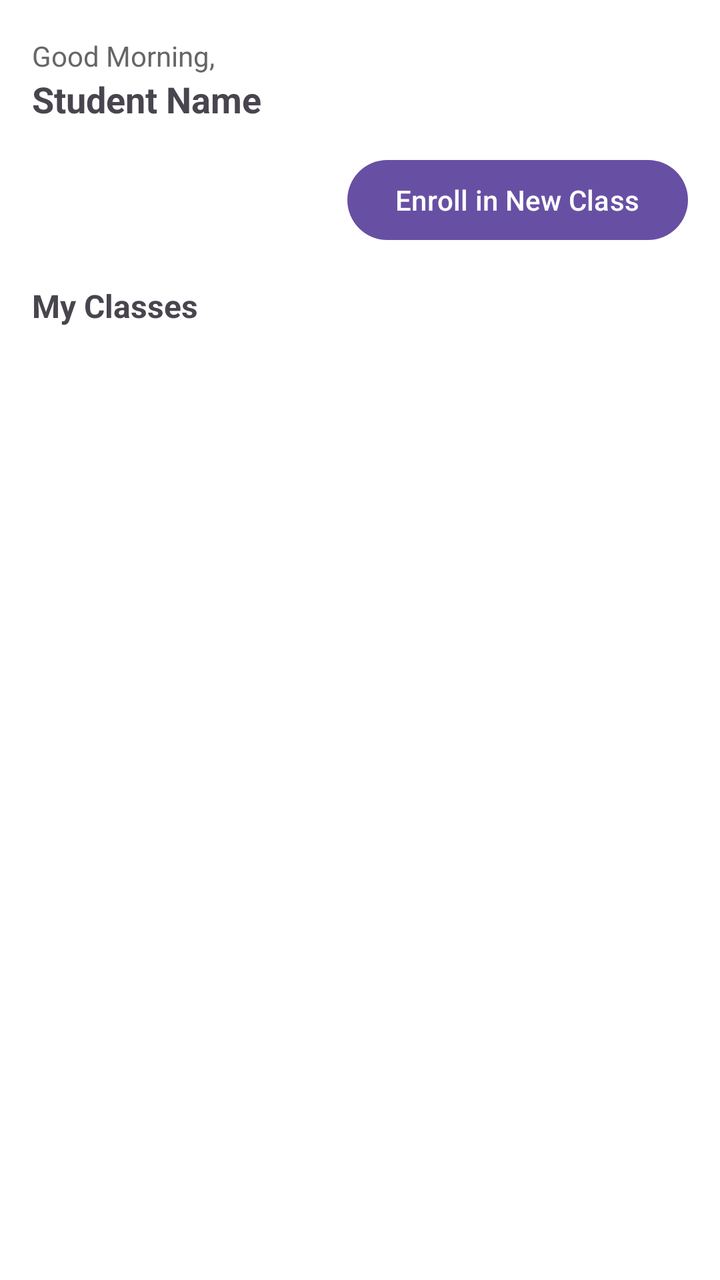
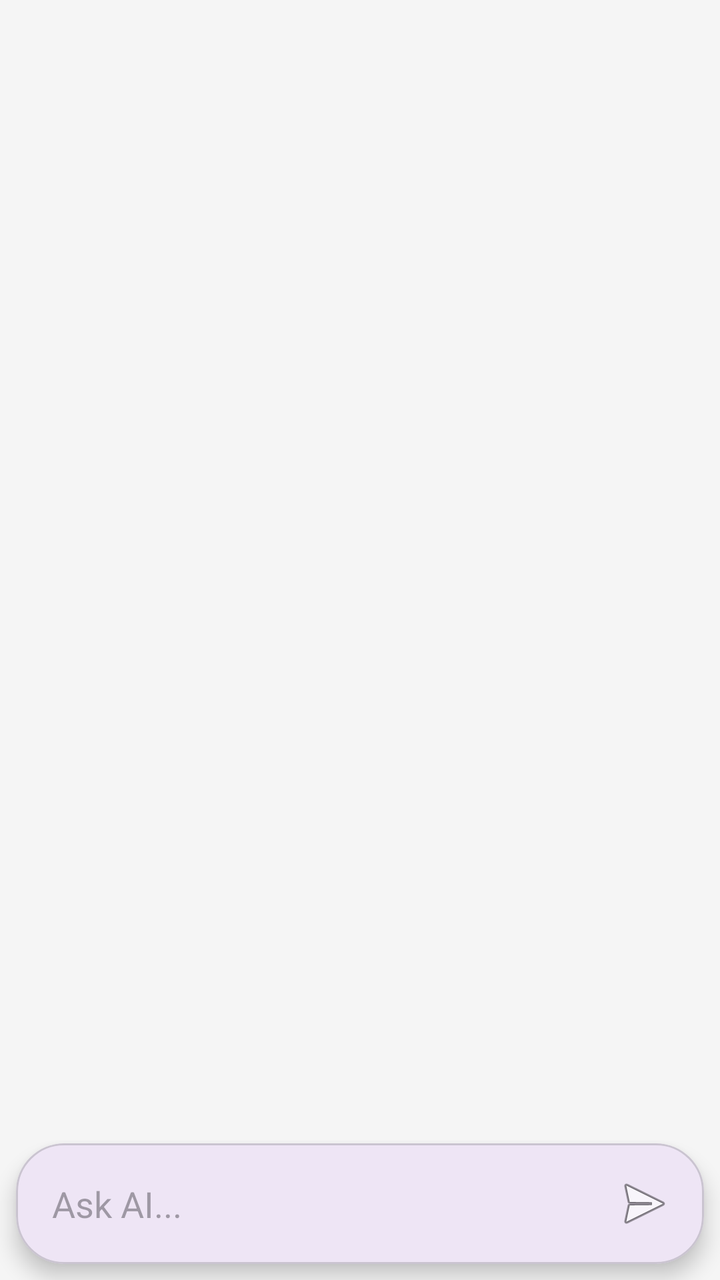

Before-and-after screenshots of an Android layout around one commit, followed by the original layout XML and the change that was made.
<!-- AndroidManifest.xml: application theme Theme.TSTAR -->
<!-- res/layout/fragment_s__ai_assistant_.xml -->
<?xml version="1.0" encoding="utf-8"?>
<androidx.constraintlayout.widget.ConstraintLayout
    xmlns:android="http://schemas.android.com/apk/res/android"
    xmlns:app="http://schemas.android.com/apk/res-auto"
    android:id="@+id/fragment_classes_root"
    android:layout_width="match_parent"
    android:layout_height="match_parent"
    android:background="@color/white"
    android:padding="16dp">

    
    <LinearLayout
        android:id="@+id/top_row"
        android:layout_width="0dp"
        android:layout_height="wrap_content"
        android:orientation="horizontal"
        android:gravity="center_vertical"
        app:layout_constraintTop_toTopOf="parent"
        app:layout_constraintStart_toStartOf="parent"
        app:layout_constraintEnd_toEndOf="parent">

        <LinearLayout
            android:layout_width="0dp"
            android:layout_weight="1"
            android:layout_height="wrap_content"
            android:orientation="vertical">

            <TextView
                android:id="@+id/tvGreeting"
                android:layout_width="wrap_content"
                android:layout_height="wrap_content"
                android:text="Good Morning,"
                android:textSize="14sp"
                android:textColor="#666"/>

            <TextView
                android:id="@+id/tvUserName"
                android:layout_width="wrap_content"
                android:layout_height="wrap_content"
                android:text="Student Name"
                android:textSize="18sp"
                android:textStyle="bold"/>
        </LinearLayout>

        <ImageView
            android:id="@+id/ivProfilePic"
            android:layout_width="48dp"
            android:layout_height="48dp"
            android:scaleType="centerCrop"/>

    </LinearLayout>

    
    <Button
        android:id="@+id/btnEnroll"
        android:layout_width="wrap_content"
        android:layout_height="wrap_content"
        android:text="Enroll in New Class"
        android:layout_marginTop="12dp"
        app:layout_constraintTop_toBottomOf="@id/top_row"
        app:layout_constraintEnd_toEndOf="parent"/>

    
    <TextView
        android:id="@+id/tvMyClassesTitle"
        android:layout_width="wrap_content"
        android:layout_height="wrap_content"
        android:text="My Classes"
        android:textStyle="bold"
        android:textSize="16sp"
        android:layout_marginTop="18dp"
        app:layout_constraintTop_toBottomOf="@id/btnEnroll"
        app:layout_constraintStart_toStartOf="parent"/>

    
    <androidx.recyclerview.widget.RecyclerView
        android:id="@+id/rvClasses"
        android:layout_width="0dp"
        android:layout_height="0dp"
        android:layout_marginTop="10dp"
        app:layout_constraintTop_toBottomOf="@id/tvMyClassesTitle"
        app:layout_constraintBottom_toBottomOf="parent"
        app:layout_constraintStart_toStartOf="parent"
        app:layout_constraintEnd_toEndOf="parent"/>

    
    <TextView
        android:id="@+id/tvEmptyState"
        android:layout_width="wrap_content"
        android:layout_height="wrap_content"
        android:text="You have not enrolled in any class yet."
        android:visibility="gone"
        app:layout_constraintTop_toBottomOf="@id/tvMyClassesTitle"
        app:layout_constraintStart_toStartOf="parent"
        android:layout_marginTop="24dp"/>

</androidx.constraintlayout.widget.ConstraintLayout>
<!-- resources referenced by this layout -->
<resources>
  <color name="white">#FFFFFF</color>
  <style name="Theme.TSTAR" parent="Base.Theme.TSTAR" />
  <style name="Base.Theme.TSTAR" parent="Theme.Material3.DayNight.NoActionBar">
          
          
      </style>
</resources>

<!-- the commit's change to res/layout/fragment_s__ai_assistant_.xml (unified diff, before → after) -->
@@ -1,97 +1,66 @@
-<?xml version="1.0" encoding="utf-8"?>
-<androidx.constraintlayout.widget.ConstraintLayout
+<androidx.constraintlayout.widget.ConstraintLayout android:layout_width="match_parent"
+    android:layout_height="match_parent"
     xmlns:android="http://schemas.android.com/apk/res/android"
-    xmlns:app="http://schemas.android.com/apk/res-auto"
-    android:id="@+id/fragment_classes_root"
-    android:layout_width="match_parent"
-    android:layout_height="match_parent"
-    android:background="@color/white"
-    android:padding="16dp">
+    xmlns:app="http://schemas.android.com/apk/res-auto">
 
-    
-    <LinearLayout
-        android:id="@+id/top_row"
-        android:layout_width="0dp"
-        android:layout_height="wrap_content"
-        android:orientation="horizontal"
-        android:gravity="center_vertical"
-        app:layout_constraintTop_toTopOf="parent"
-        app:layout_constraintStart_toStartOf="parent"
-        app:layout_constraintEnd_toEndOf="parent">
 
-        <LinearLayout
-            android:layout_width="0dp"
-            android:layout_weight="1"
-            android:layout_height="wrap_content"
-            android:orientation="vertical">
 
-            <TextView
-                android:id="@+id/tvGreeting"
-                android:layout_width="wrap_content"
-                android:layout_height="wrap_content"
-                android:text="Good Morning,"
-                android:textSize="14sp"
-                android:textColor="#666"/>
 
-            <TextView
-                android:id="@+id/tvUserName"
-                android:layout_width="wrap_content"
-                android:layout_height="wrap_content"
-                android:text="Student Name"
-                android:textSize="18sp"
-                android:textStyle="bold"/>
-        </LinearLayout>
+            <LinearLayout xmlns:android="http://schemas.android.com/apk/res/android"
+                android:orientation="vertical"
+                android:layout_width="match_parent"
+                android:layout_height="match_parent"
+                android:background="#F5F5F5">
 
-        <ImageView
-            android:id="@+id/ivProfilePic"
-            android:layout_width="48dp"
-            android:layout_height="48dp"
-            android:scaleType="centerCrop"/>
+                <androidx.recyclerview.widget.RecyclerView
+                    android:id="@+id/chatRecycler"
+                    android:layout_width="match_parent"
+                    android:layout_height="0dp"
+                    android:layout_weight="1"
+                    android:padding="8dp"/>
 
-    </LinearLayout>
+                <com.google.android.material.card.MaterialCardView
+                    android:layout_width="match_parent"
+                    android:layout_height="wrap_content"
+                    android:layout_margin="8dp"
+                    app:cardCornerRadius="24dp"
+                    app:cardElevation="6dp">
 
-    
-    <Button
-        android:id="@+id/btnEnroll"
-        android:layout_width="wrap_content"
-        android:layout_height="wrap_content"
-        android:text="Enroll in New Class"
-        android:layout_marginTop="12dp"
-        app:layout_constraintTop_toBottomOf="@id/top_row"
-        app:layout_constraintEnd_toEndOf="parent"/>
+                    <LinearLayout
+                        android:layout_width="match_parent"
+                        android:layout_height="wrap_content"
+                        android:orientation="horizontal"
+                        android:padding="8dp"
+                        android:gravity="center_vertical">
 
-    
-    <TextView
-        android:id="@+id/tvMyClassesTitle"
-        android:layout_width="wrap_content"
-        android:layout_height="wrap_content"
-        android:text="My Classes"
-        android:textStyle="bold"
-        android:textSize="16sp"
-        android:layout_marginTop="18dp"
-        app:layout_constraintTop_toBottomOf="@id/btnEnroll"
-        app:layout_constraintStart_toStartOf="parent"/>
+                        
+                        <EditText
+                            android:id="@+id/etMessage"
+                            android:layout_width="0dp"
+                            android:layout_height="wrap_content"
+                            android:layout_weight="1"
+                            android:hint="Ask AI..."
+                            android:minHeight="40dp"
+                            android:maxHeight="120dp"
+                            android:background="@null"
+                            android:padding="10dp"
+                            android:inputType="textMultiLine"
+                            android:gravity="top"
+                            android:maxLines="5"
+                            android:scrollbars="vertical"/>
 
-    
-    <androidx.recyclerview.widget.RecyclerView
-        android:id="@+id/rvClasses"
-        android:layout_width="0dp"
-        android:layout_height="0dp"
-        android:layout_marginTop="10dp"
-        app:layout_constraintTop_toBottomOf="@id/tvMyClassesTitle"
-        app:layout_constraintBottom_toBottomOf="parent"
-        app:layout_constraintStart_toStartOf="parent"
-        app:layout_constraintEnd_toEndOf="parent"/>
+                        
+                        <ImageButton
+                            android:id="@+id/btnSend"
+                            android:layout_width="44dp"
+                            android:layout_height="44dp"
+                            android:src="@android:drawable/ic_menu_send"
+                            android:background="?attr/selectableItemBackgroundBorderless"
+                            android:contentDescription="Send"/>
 
-    
-    <TextView
-        android:id="@+id/tvEmptyState"
-        android:layout_width="wrap_content"
-        android:layout_height="wrap_content"
-        android:text="You have not enrolled in any class yet."
-        android:visibility="gone"
-        app:layout_constraintTop_toBottomOf="@id/tvMyClassesTitle"
-        app:layout_constraintStart_toStartOf="parent"
-        android:layout_marginTop="24dp"/>
+                    </LinearLayout>
+                </com.google.android.material.card.MaterialCardView>
+
+            </LinearLayout>
 
 </androidx.constraintlayout.widget.ConstraintLayout>
<!-- resource entries referenced after the edit -->
@@ -1,6 +1,5 @@
 <!-- resources referenced by this layout -->
 <resources>
-  <color name="white">#FFFFFF</color>
   <style name="Theme.TSTAR" parent="Base.Theme.TSTAR" />
   <style name="Base.Theme.TSTAR" parent="Theme.Material3.DayNight.NoActionBar">
           
